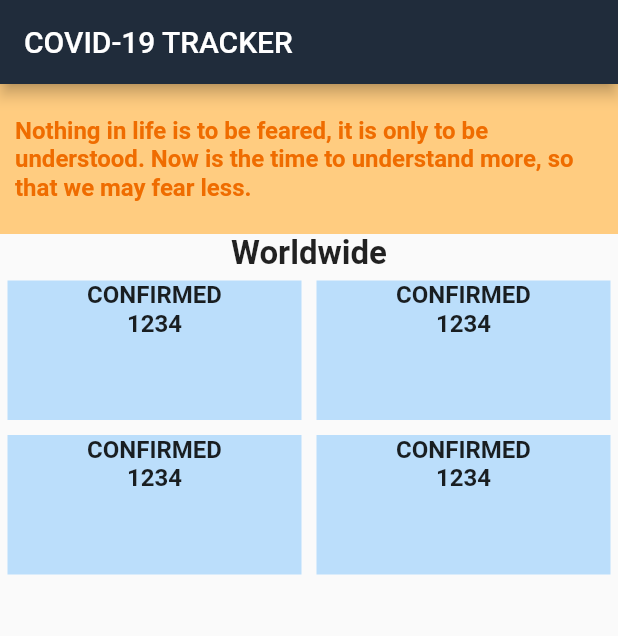
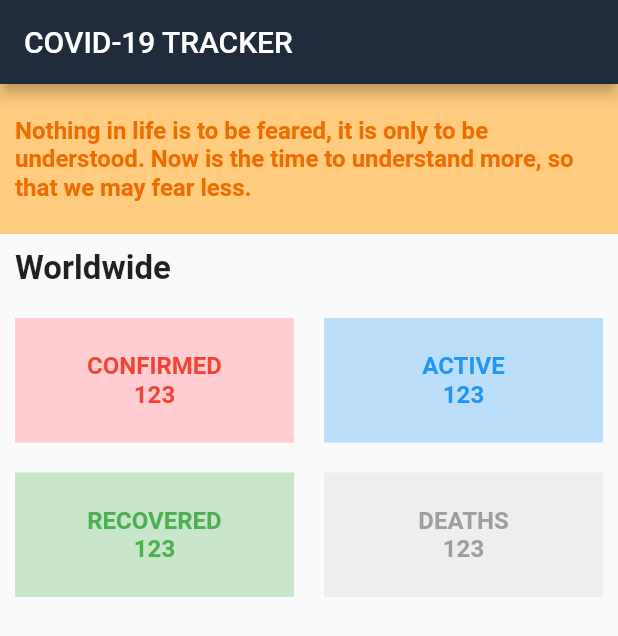
Before and after one commit to Apsaravigamage/Covid_Tracker-App-UI, a Flutter app: the screen it shows after launch, on a phone screen of 412 x 824 dp. Shown: the top 636 px of the screen. Run offline on Flutter 3.47's test engine with Material 2 defaults, Android fonts, the phone set to English and light mode, and no system bars; Roboto replaces fonts that are missing (Circular).

Commit message:
Change colors in  StatusPanel

```diff
--- a/lib/homepage.dart
+++ b/lib/homepage.dart
@@ -19,6 +19,7 @@ class _HomePageState extends State<HomePage> {
         title: Text('COVID-19 TRACKER',),
       ),
       body: SingleChildScrollView(child: Column(
+        crossAxisAlignment: CrossAxisAlignment.start,
         children: <Widget>[
           Container(
             height: 100,
@@ -30,7 +31,10 @@ class _HomePageState extends State<HomePage> {
           ),
         ),
       ),
-      Text('Worldwide',style: TextStyle(fontSize: 22,fontWeight: FontWeight.bold),),
+      Padding(
+        padding: const EdgeInsets.symmetric(vertical:10.0, horizontal: 10),
+        child: Text('Worldwide',style: TextStyle(fontSize: 22,fontWeight: FontWeight.bold),),
+      ),
       WorldwidePannel(),
       ],
       ),),
--- a/lib/panels/worldwidepanel.dart
+++ b/lib/panels/worldwidepanel.dart
@@ -9,10 +9,30 @@ class WorldwidePannel extends StatelessWidget {
         physics: NeverScrollableScrollPhysics(),
         gridDelegate: SliverGridDelegateWithFixedCrossAxisCount(crossAxisCount: 2, childAspectRatio: 2),
         children: <Widget>[
-          StatusPanel(),
-          StatusPanel(),
-          StatusPanel(),
-          StatusPanel(),
+          StatusPanel(
+            title: 'CONFIRMED',
+            panelColor: Colors.red[100],
+            textColor: Colors.red,
+            count: '123',
+          ),
+          StatusPanel(
+            title: 'ACTIVE',
+            panelColor: Colors.blue[100],
+            textColor: Colors.blue,
+            count: '123',
+          ),
+          StatusPanel(
+            title: 'RECOVERED',
+            panelColor: Colors.green[100],
+            textColor: Colors.green,
+            count: '123',
+          ),
+          StatusPanel(
+            title: 'DEATHS',
+            panelColor: Colors.grey[200],
+            textColor: Colors.grey,
+            count: '123',
+          ),
         ],
       )
     );
@@ -20,15 +40,25 @@ class WorldwidePannel extends StatelessWidget {
 }
 
 class StatusPanel extends StatelessWidget {
+
+  final Color panelColor;
+  final Color textColor;
+  final String title;
+  final String count;
+
+  const StatusPanel({Key key, this.panelColor, this.textColor, this.title, this.count}) : super(key: key);
+
+
   @override
   Widget build(BuildContext context) {
     double width = MediaQuery.of(context).size.width;
     return Container(
-      margin: EdgeInsets.all(5),
+      margin: EdgeInsets.all(10),
       height: 80,width: width/2,
-      color: Colors.blue[100],
+      color: panelColor,
       child: Column(
-        children: <Widget>[Text('CONFIRMED',style:TextStyle(fontWeight: FontWeight.bold,fontSize:16),),Text('1234',style: TextStyle(fontWeight: FontWeight.bold,fontSize:16),)],
+        mainAxisAlignment: MainAxisAlignment.center,
+        children: <Widget>[Text(title,style:TextStyle(fontWeight: FontWeight.bold,fontSize:16, color: textColor),),Text(count,style: TextStyle(fontWeight: FontWeight.bold,fontSize:16, color: textColor,),)],
       ),
 
     );
```
